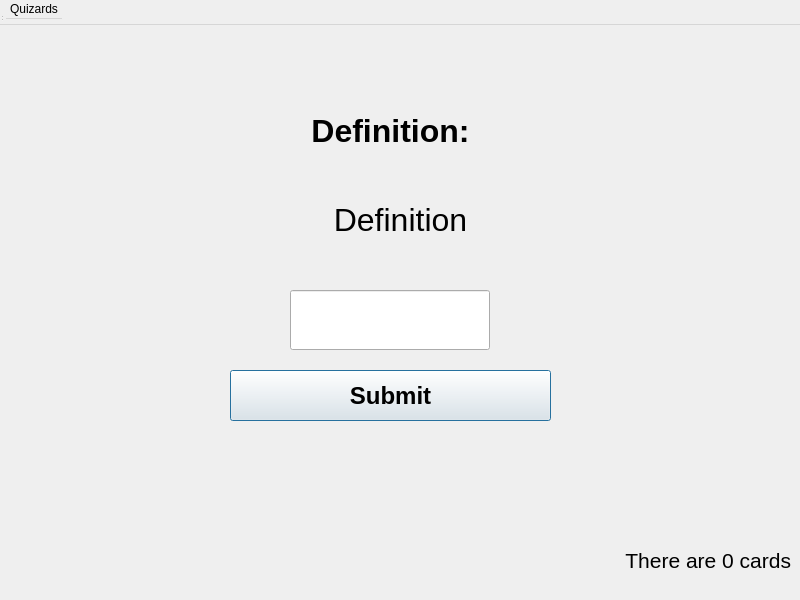
Old version of the form mainwindow.ui in the repository MONKEYFACE678/QuizardsQT.
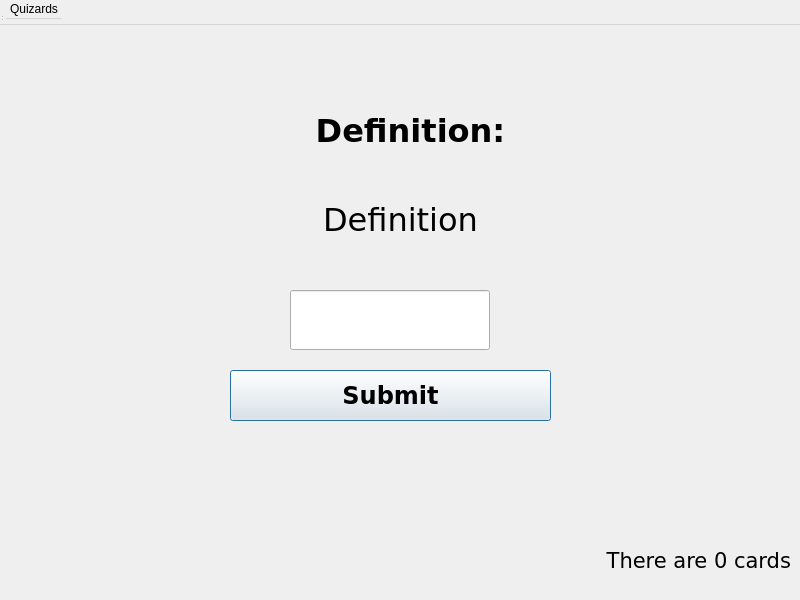
New version of the form.

Patch:
```diff
--- a/mainwindow.ui
+++ b/mainwindow.ui
@@ -45,6 +45,7 @@
     </property>
     <property name="font">
      <font>
+      <family>Verdana</family>
       <pointsize>18</pointsize>
       <bold>true</bold>
      </font>
@@ -85,6 +86,7 @@
     </property>
     <property name="font">
      <font>
+      <family>Verdana</family>
       <pointsize>24</pointsize>
      </font>
     </property>
@@ -127,12 +129,13 @@
      <rect>
       <x>300</x>
       <y>90</y>
-      <width>181</width>
+      <width>221</width>
       <height>81</height>
      </rect>
     </property>
     <property name="font">
      <font>
+      <family>Verdana</family>
       <pointsize>24</pointsize>
       <bold>true</bold>
      </font>
@@ -155,6 +158,7 @@
     </property>
     <property name="font">
      <font>
+      <family>Verdana</family>
       <pointsize>16</pointsize>
      </font>
     </property>
```
Left out of the diff: 1 changed line with no effect on the pictures.
